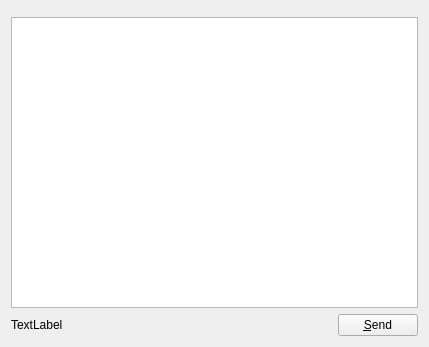
Old version of the form lib/chatwindow.ui in the repository KDE/ktp-text-ui.
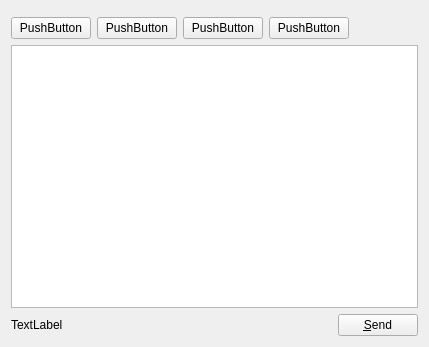
New version of the form. Custom widgets are drawn as their Qt base class.

Commit message: Added format toolbar to the chat window.

```diff
--- a/lib/chatwindow.ui
+++ b/lib/chatwindow.ui
@@ -18,12 +18,61 @@
     <widget class="AdiumThemeView" name="chatArea" native="true"/>
    </item>
    <item>
-    <widget class="QSplitter" name="splitter">
-     <property name="orientation">
-      <enum>Qt::Vertical</enum>
-     </property>
-     <widget class="QPlainTextEdit" name="sendMessageBox"/>
-    </widget>
+    <layout class="QHBoxLayout" name="formatToolbar">
+     <item>
+      <widget class="QPushButton" name="formatBold">
+       <property name="text">
+        <string>PushButton</string>
+       </property>
+       <property name="checkable">
+        <bool>true</bool>
+       </property>
+      </widget>
+     </item>
+     <item>
+      <widget class="QPushButton" name="formatItalic">
+       <property name="text">
+        <string>PushButton</string>
+       </property>
+       <property name="checkable">
+        <bool>true</bool>
+       </property>
+      </widget>
+     </item>
+     <item>
+      <widget class="QPushButton" name="formatUnderline">
+       <property name="text">
+        <string>PushButton</string>
+       </property>
+       <property name="checkable">
+        <bool>true</bool>
+       </property>
+      </widget>
+     </item>
+     <item>
+      <widget class="QPushButton" name="insertEmoticon">
+       <property name="text">
+        <string>PushButton</string>
+       </property>
+      </widget>
+     </item>
+     <item>
+      <spacer name="horizontalSpacer_2">
+       <property name="orientation">
+        <enum>Qt::Horizontal</enum>
+       </property>
+       <property name="sizeHint" stdset="0">
+        <size>
+         <width>40</width>
+         <height>20</height>
+        </size>
+       </property>
+      </spacer>
+     </item>
+    </layout>
+   </item>
+   <item>
+    <widget class="ChatTextEdit" name="sendMessageBox"/>
    </item>
    <item>
     <layout class="QHBoxLayout" name="horizontalLayout">
@@ -65,6 +114,11 @@
    <header>adiumthemeview.h</header>
    <container>1</container>
   </customwidget>
+  <customwidget>
+   <class>ChatTextEdit</class>
+   <extends>QTextEdit</extends>
+   <header>chattextedit.h</header>
+  </customwidget>
  </customwidgets>
  <resources/>
  <connections/>
```
The commit also changes 5 other files.
